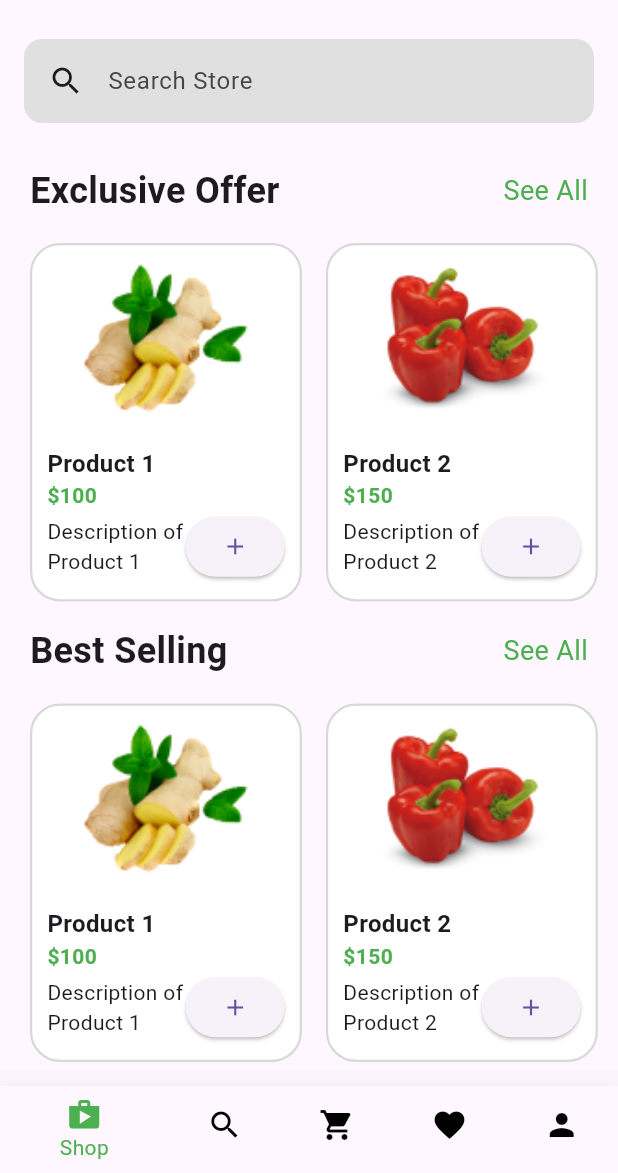
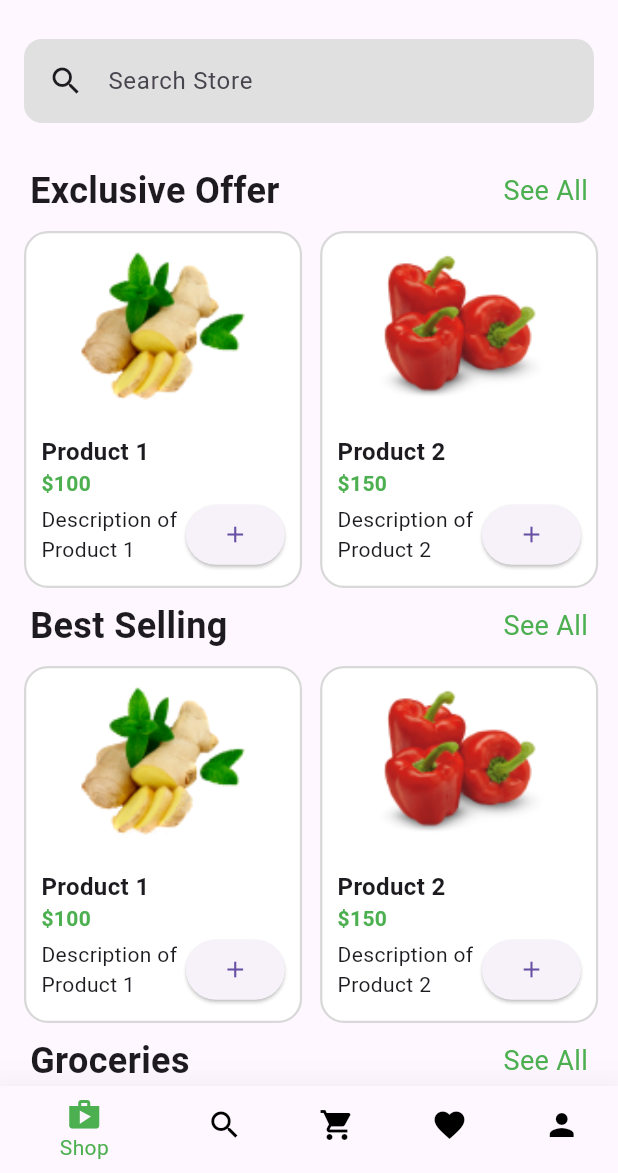
Before and after one commit to 1CL0UD/e_commerce_app, a Flutter app: the screen it shows after launch, on a phone screen of 412 x 824 dp, the part 63-1236 px from its top. Run offline on Flutter 3.47's test engine with Material 3 defaults, Android fonts, the phone set to English and light mode, and no system bars.

Commit message:
made card height dynamic

```diff
--- a/lib/pages/shop_page.dart
+++ b/lib/pages/shop_page.dart
@@ -56,19 +56,21 @@ class ShopPage extends StatelessWidget {
                       ],
                     ),
                   ),
-                  SizedBox(
-                    height: 255,
-                    child: ListView.builder(
-                      scrollDirection: Axis.horizontal,
-                      itemCount: products.length,
-                      itemBuilder: (BuildContext context, int index) {
+                  SingleChildScrollView(
+                    padding:
+                        const EdgeInsets.symmetric(vertical: 0, horizontal: 4),
+                    scrollDirection: Axis.horizontal,
+                    child: Wrap(
+                      direction: Axis.horizontal,
+                      spacing: 12.0, // Adjust spacing as needed
+                      children: List.generate(products.length, (index) {
                         return ProductCard(
                           image: products[index]['image'],
                           name: products[index]['name'],
                           price: products[index]['price'],
                           description: products[index]['description'],
                         );
-                      },
+                      }),
                     ),
                   ),
                   const Padding(
@@ -88,19 +90,21 @@ class ShopPage extends StatelessWidget {
                       ],
                     ),
                   ),
-                  SizedBox(
-                    height: 255,
-                    child: ListView.builder(
-                      scrollDirection: Axis.horizontal,
-                      itemCount: products.length,
-                      itemBuilder: (BuildContext context, int index) {
+                  SingleChildScrollView(
+                    padding:
+                        const EdgeInsets.symmetric(vertical: 0, horizontal: 4),
+                    scrollDirection: Axis.horizontal,
+                    child: Wrap(
+                      direction: Axis.horizontal,
+                      spacing: 12.0, // Adjust spacing as needed
+                      children: List.generate(products.length, (index) {
                         return ProductCard(
                           image: products[index]['image'],
                           name: products[index]['name'],
                           price: products[index]['price'],
                           description: products[index]['description'],
                         );
-                      },
+                      }),
                     ),
                   ),
                   const Padding(
@@ -120,19 +124,21 @@ class ShopPage extends StatelessWidget {
                       ],
                     ),
                   ),
-                  SizedBox(
-                    height: 255,
-                    child: ListView.builder(
-                      scrollDirection: Axis.horizontal,
-                      itemCount: products.length,
-                      itemBuilder: (BuildContext context, int index) {
+                  SingleChildScrollView(
+                    padding:
+                        const EdgeInsets.symmetric(vertical: 0, horizontal: 4),
+                    scrollDirection: Axis.horizontal,
+                    child: Wrap(
+                      direction: Axis.horizontal,
+                      spacing: 12.0, // Adjust spacing as needed
+                      children: List.generate(products.length, (index) {
                         return ProductCard(
                           image: products[index]['image'],
                           name: products[index]['name'],
                           price: products[index]['price'],
                           description: products[index]['description'],
                         );
-                      },
+                      }),
                     ),
                   ),
                 ],
@@ -162,10 +168,9 @@ class ProductCard extends StatelessWidget {
   @override
   Widget build(BuildContext context) {
     return Container(
-      width: MediaQuery.of(context).size.width * 0.44,
-      margin: const EdgeInsets.all(8.0),
+      width: MediaQuery.of(context).size.width * 0.45,
       decoration: BoxDecoration(
-        borderRadius: BorderRadius.circular(20.0),
+        borderRadius: BorderRadius.circular(16.0),
         color: Colors.white,
         border: Border.all(color: Colors.grey.withOpacity(0.4), width: 1.5),
       ),
```
